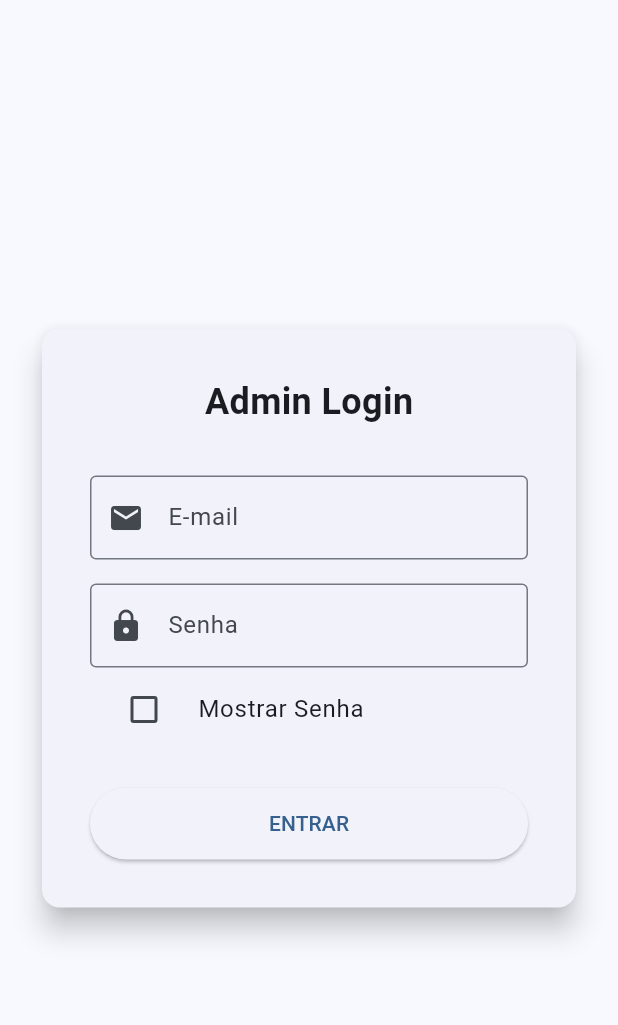
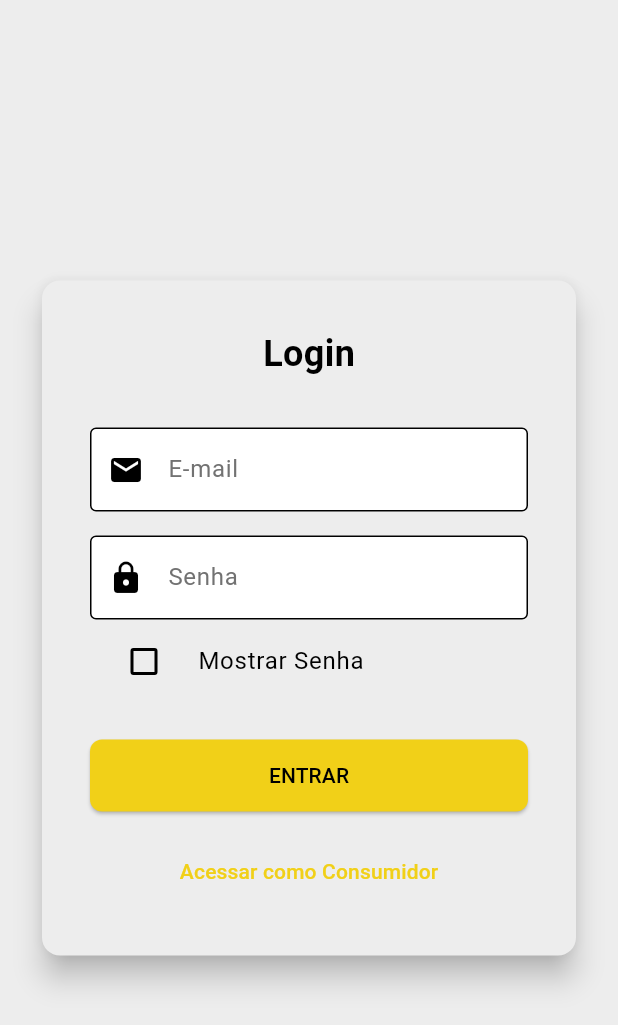
Before and after one commit to LeonardoSimpldesu/servico_cupons, a Flutter app: the screen it shows after launch, on a phone screen of 412 x 824 dp. Shown: the top 1025 px of the screen. Run offline on Flutter 3.47's test engine with Material 3 defaults, Android fonts, the phone set to English and light mode, and no system bars; our stand-ins replace go_router, qr_flutter; missing offline and left inert: mobile_scanner.

```diff
--- a/lib/main.dart
+++ b/lib/main.dart
@@ -1,4 +1,5 @@
 import 'package:flutter/material.dart';
+import 'package:trying_flutter/src/core/theme/app_theme.dart';
 import 'src/core/router.dart';
 
 void main() {
@@ -13,10 +14,7 @@ class MyApp extends StatelessWidget {
     return MaterialApp.router(
       title: 'Sistema de Cupons',
       debugShowCheckedModeBanner: false,
-      theme: ThemeData(
-        colorScheme: ColorScheme.fromSeed(seedColor: Colors.blue),
-        useMaterial3: true,
-      ),
+      theme: AppTheme.lightTheme,
       routerConfig: router,
     );
   }
--- a/lib/src/core/router.dart
+++ b/lib/src/core/router.dart
@@ -1,23 +1,14 @@
 import 'package:go_router/go_router.dart';
-import 'package:trying_flutter/src/features/admin/create_coupon_page.dart';
 
-import '../features/auth/admin_login_page.dart';
-import '../features/admin/admin_dashboard_page.dart';
+import 'package:trying_flutter/src/features/admin/admin_routes.dart';
+import 'package:trying_flutter/src/features/consumer/consumer_routes.dart';
+import 'package:trying_flutter/src/features/auth/login_page.dart';
 
 final router = GoRouter(
   initialLocation: '/',
   routes: [
-    GoRoute(
-      path: '/',
-      builder: (context, state) => AdminLoginPage(),
-    ),
-    GoRoute(
-      path: '/dashboard',
-      builder: (context, state) => AdminDashboardPage(),
-    ),
-    GoRoute(
-      path: '/create-coupon',
-      builder: (context, state) => CreateCouponPage(),
-    )
+    GoRoute(path: '/', builder: (context, state) => const LoginPage()),
+    ...adminRoutes,
+    ...consumerRoutes,
   ],
 );
--- /dev/null
+++ b/lib/src/core/theme/app_colors.dart
@@ -0,0 +1,19 @@
+import 'package:flutter/material.dart';
+
+class AppColors {
+  AppColors._();
+
+  static const Color primary = Color.fromRGBO(241, 208, 24, 1);
+
+  static const Color secondary = Color.fromRGBO(7, 12, 105, 1);
+
+  static const Color foreground = Color(0xFF000000);
+
+  static const Color mutedForeground = Color.fromRGBO(114, 114, 114, 1);
+
+  static const Color links = Color.fromRGBO(112, 88, 255, 1);
+
+  static const Color background = Color.fromRGBO(237, 237, 237, 1);
+
+  static const Color white = Colors.white;
+}
--- /dev/null
+++ b/lib/src/core/theme/app_theme.dart
@@ -0,0 +1,56 @@
+import 'package:flutter/material.dart';
+import 'package:trying_flutter/src/core/theme/app_colors.dart';
+
+class AppTheme {
+  static ThemeData get lightTheme {
+    return ThemeData(
+      useMaterial3: true,
+
+      scaffoldBackgroundColor: AppColors.background,
+
+      colorScheme: const ColorScheme.light(
+        primary: AppColors.primary,
+        onPrimary: AppColors.foreground,
+
+        secondary: AppColors.secondary,
+        onSecondary: AppColors.white,
+
+        surface: AppColors.background,
+        onSurface: AppColors.foreground,
+
+        error: Colors.red,
+      ),
+
+      // Configuração padrão da AppBar
+      appBarTheme: const AppBarTheme(
+        backgroundColor: AppColors.secondary,
+        foregroundColor: AppColors.white,
+        centerTitle: true,
+      ),
+
+      elevatedButtonTheme: ElevatedButtonThemeData(
+        style: ElevatedButton.styleFrom(
+          backgroundColor: AppColors.primary,
+          foregroundColor: AppColors.foreground,
+          shape: RoundedRectangleBorder(
+            borderRadius: BorderRadius.circular(8),
+          ),
+        ),
+      ),
+
+      inputDecorationTheme: InputDecorationTheme(
+        filled: true,
+        fillColor: Colors.white,
+        labelStyle: const TextStyle(color: AppColors.mutedForeground),
+        border: OutlineInputBorder(
+          borderRadius: BorderRadius.circular(8),
+          borderSide: BorderSide.none,
+        ),
+        focusedBorder: OutlineInputBorder(
+          borderRadius: BorderRadius.circular(8),
+          borderSide: BorderSide(color: AppColors.links, width: 2),
+        ),
+      ),
+    );
+  }
+}
--- a/lib/src/features/auth/admin_login_page.dart
+++ b/lib/src/features/auth/login_page.dart
@@ -1,14 +1,14 @@
 import 'package:flutter/material.dart';
 import 'package:go_router/go_router.dart';
 
-class AdminLoginPage extends StatefulWidget {
-  const AdminLoginPage({super.key});
+class LoginPage extends StatefulWidget {
+  const LoginPage({super.key});
 
   @override
-  State<AdminLoginPage> createState() => _AdminLoginPageState();
+  State<LoginPage> createState() => _LoginPageState();
 }
 
-class _AdminLoginPageState extends State<AdminLoginPage> {
+class _LoginPageState extends State<LoginPage> {
   // Controllers
   final _emailController = TextEditingController();
   final _passwordController = TextEditingController();
@@ -46,7 +46,7 @@ class _AdminLoginPageState extends State<AdminLoginPage> {
                   mainAxisSize: MainAxisSize.min,
                   children: [
                     const Text(
-                      'Admin Login',
+                      'Login',
                       style: TextStyle(
                         fontSize: 24,
                         fontWeight: FontWeight.bold,
@@ -119,6 +119,14 @@ class _AdminLoginPageState extends State<AdminLoginPage> {
                         child: const Text('ENTRAR'),
                       ),
                     ),
+
+                    const SizedBox(height: 16),
+                    TextButton(
+                      onPressed: () {
+                        context.go('/consumer');
+                      },
+                      child: const Text('Acessar como Consumidor'),
+                    ),
                   ],
                 ),
               ),
```
Also changed, not shown: lib/src/features/admin/admin_routes.dart (added, +21 -0 lines), lib/src/features/admin/create_coupon_page.dart (+14 -16 lines), lib/src/features/consumer/consumer_home_page.dart (added, +144 -0 lines), lib/src/features/consumer/consumer_routes.dart (added, +17 -0 lines), lib/src/features/consumer/qr_scanner_page.dart (added, +63 -0 lines), lib/src/shared/models/coupon_model.dart (added, +42 -0 lines), pubspec.yaml (+4 -4 lines), lib/src/core/constants/app_assets.dart (added), pubspec.lock, 1 other file.
